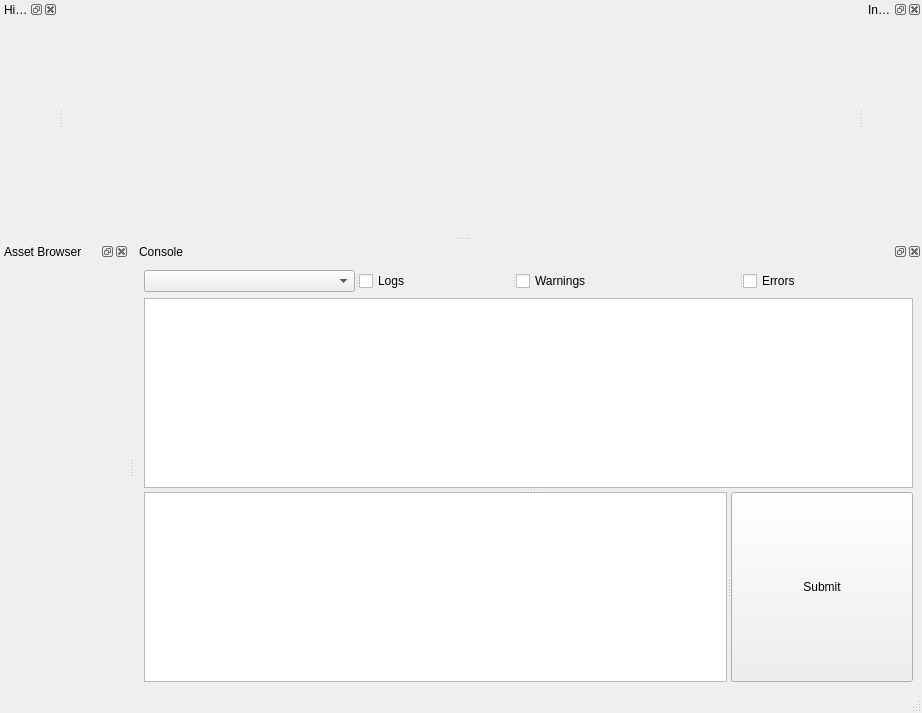
RikoOphorst/blowbox-2018, file src/editor/editor/main_window.ui: the form before one commit.
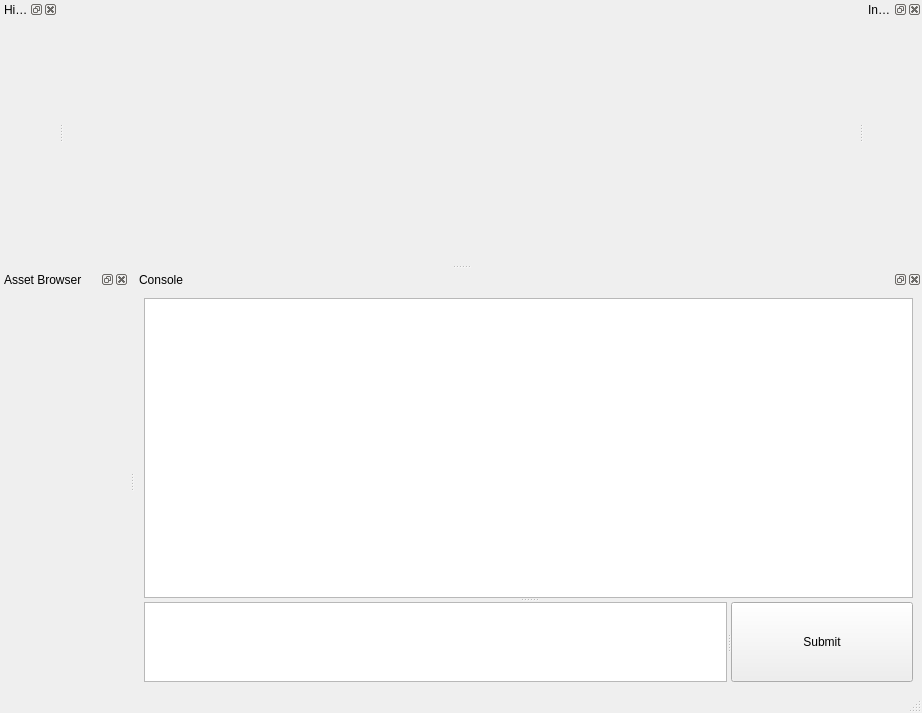
The form after the commit. Icons and pictures are not drawn.

Commit message: Switched messages to use system clock instead of high resolution clock. Logs now reported to console in editor. Dropped filter options from console.

What changed in the file:
```diff
--- a/src/editor/editor/main_window.ui
+++ b/src/editor/editor/main_window.ui
@@ -79,32 +79,6 @@
        <property name="sizeConstraint">
         <enum>QLayout::SetMaximumSize</enum>
        </property>
-       <item>
-        <widget class="QSplitter" name="splitter">
-         <property name="orientation">
-          <enum>Qt::Horizontal</enum>
-         </property>
-         <property name="childrenCollapsible">
-          <bool>false</bool>
-         </property>
-         <widget class="QComboBox" name="channels_filter"/>
-         <widget class="QCheckBox" name="logs_checkbox">
-          <property name="text">
-           <string>Logs</string>
-          </property>
-         </widget>
-         <widget class="QCheckBox" name="warnings_checkbox">
-          <property name="text">
-           <string>Warnings</string>
-          </property>
-         </widget>
-         <widget class="QCheckBox" name="errors_checkbox">
-          <property name="text">
-           <string>Errors</string>
-          </property>
-         </widget>
-        </widget>
-       </item>
        <item>
         <widget class="QSplitter" name="splitter_3">
          <property name="orientation">
@@ -125,7 +99,7 @@
           <property name="maximumSize">
            <size>
             <width>16777215</width>
-            <height>50</height>
+            <height>80</height>
            </size>
           </property>
           <property name="orientation">
@@ -141,6 +115,12 @@
              <height>30</height>
             </size>
            </property>
+           <property name="maximumSize">
+            <size>
+             <width>16777215</width>
+             <height>80</height>
+            </size>
+           </property>
           </widget>
           <widget class="QPushButton" name="console_submit">
            <property name="minimumSize">
@@ -149,6 +129,12 @@
              <height>30</height>
             </size>
            </property>
+           <property name="maximumSize">
+            <size>
+             <width>16777215</width>
+             <height>80</height>
+            </size>
+           </property>
            <property name="text">
             <string>Submit</string>
            </property>
```
The commit also changes 5 other files.
